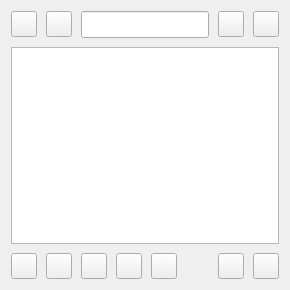
First picture: the form in src/NoteWidget/notewidget.ui, repository Odizinne/Qwote, before the edit.
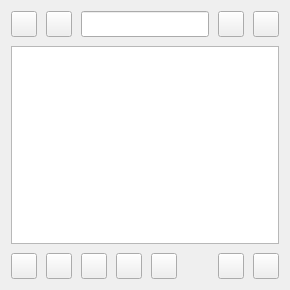
Second picture: the form after the edit.

Diff of the .ui file:
```diff
--- a/src/NoteWidget/notewidget.ui
+++ b/src/NoteWidget/notewidget.ui
@@ -89,8 +89,8 @@
      <property name="font">
       <font>
        <family>Consolas</family>
-       <pointsize>12</pointsize>
-       <bold>true</bold>
+       <pointsize>11</pointsize>
+       <bold>false</bold>
       </font>
      </property>
      <property name="maxLength">
```
